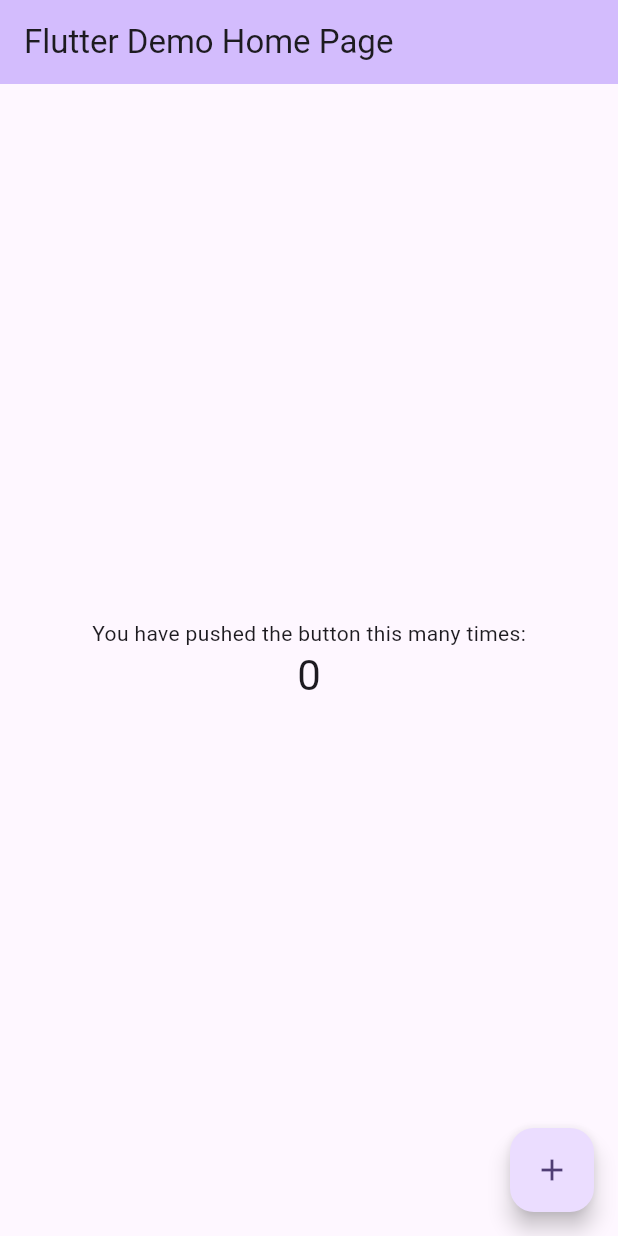
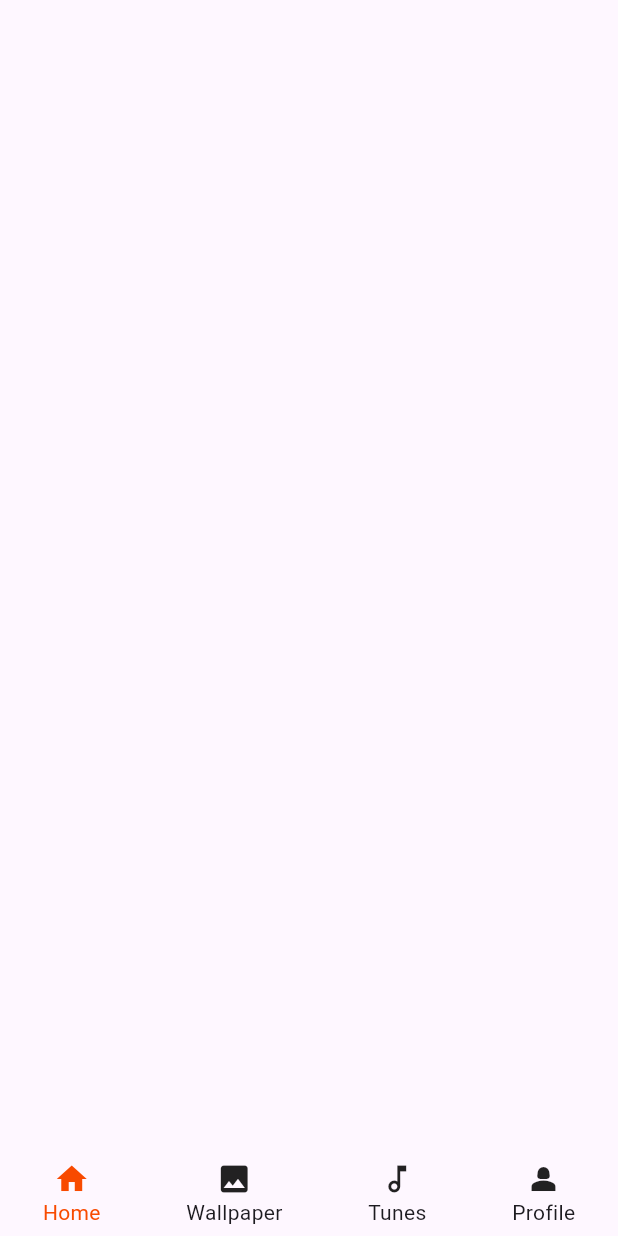
Before and after one commit to blevin04/car_hub, a Flutter app: the screen it shows after launch, on a phone screen of 412 x 824 dp. Run offline on Flutter 3.47's test engine with Material 3 defaults, Android fonts, the phone set to English and light mode, and no system bars.

Commit message:
ndo kuanza

```diff
--- /dev/null
+++ b/lib/homepage.dart
@@ -0,0 +1,15 @@
+import 'package:flutter/material.dart';
+
+class Homepage extends StatefulWidget {
+  const Homepage({super.key});
+
+  @override
+  State<Homepage> createState() => _HomepageState();
+}
+
+class _HomepageState extends State<Homepage> {
+  @override
+  Widget build(BuildContext context) {
+    return Container();
+  }
+}
--- a/lib/main.dart
+++ b/lib/main.dart
@@ -1,3 +1,4 @@
+import 'package:car_hub/mobile_layout.dart';
 import 'package:flutter/material.dart';
 
 void main() {
@@ -31,95 +32,95 @@ class MyApp extends StatelessWidget {
         colorScheme: ColorScheme.fromSeed(seedColor: Colors.deepPurple),
         useMaterial3: true,
       ),
-      home: const MyHomePage(title: 'Flutter Demo Home Page'),
+      home: const MobileLayout(),
     );
   }
 }
 
-class MyHomePage extends StatefulWidget {
-  const MyHomePage({super.key, required this.title});
+// class MyHomePage extends StatefulWidget {
+//   const MyHomePage({super.key, required this.title});
 
-  // This widget is the home page of your application. It is stateful, meaning
-  // that it has a State object (defined below) that contains fields that affect
-  // how it looks.
+//   // This widget is the home page of your application. It is stateful, meaning
+//   // that it has a State object (defined below) that contains fields that affect
+//   // how it looks.
 
-  // This class is the configuration for the state. It holds the values (in this
-  // case the title) provided by the parent (in this case the App widget) and
-  // used by the build method of the State. Fields in a Widget subclass are
-  // always marked "final".
+//   // This class is the configuration for the state. It holds the values (in this
+//   // case the title) provided by the parent (in this case the App widget) and
+//   // used by the build method of the State. Fields in a Widget subclass are
+//   // always marked "final".
 
-  final String title;
+//   final String title;
 
-  @override
-  State<MyHomePage> createState() => _MyHomePageState();
-}
+//   @override
+//   State<MyHomePage> createState() => _MyHomePageState();
+// }
 
-class _MyHomePageState extends State<MyHomePage> {
-  int _counter = 0;
+// class _MyHomePageState extends State<MyHomePage> {
+//   int _counter = 0;
 
-  void _incrementCounter() {
-    setState(() {
-      // This call to setState tells the Flutter framework that something has
-      // changed in this State, which causes it to rerun the build method below
-      // so that the display can reflect the updated values. If we changed
-      // _counter without calling setState(), then the build method would not be
-      // called again, and so nothing would appear to happen.
-      _counter++;
-    });
-  }
+//   void _incrementCounter() {
+//     setState(() {
+//       // This call to setState tells the Flutter framework that something has
+//       // changed in this State, which causes it to rerun the build method below
+//       // so that the display can reflect the updated values. If we changed
+//       // _counter without calling setState(), then the build method would not be
+//       // called again, and so nothing would appear to happen.
+//       _counter++;
+//     });
+//   }
 
-  @override
-  Widget build(BuildContext context) {
-    // This method is rerun every time setState is called, for instance as done
-    // by the _incrementCounter method above.
-    //
-    // The Flutter framework has been optimized to make rerunning build methods
-    // fast, so that you can just rebuild anything that needs updating rather
-    // than having to individually change instances of widgets.
-    return Scaffold(
-      appBar: AppBar(
-        // TRY THIS: Try changing the color here to a specific color (to
-        // Colors.amber, perhaps?) and trigger a hot reload to see the AppBar
-        // change color while the other colors stay the same.
-        backgroundColor: Theme.of(context).colorScheme.inversePrimary,
-        // Here we take the value from the MyHomePage object that was created by
-        // the App.build method, and use it to set our appbar title.
-        title: Text(widget.title),
-      ),
-      body: Center(
-        // Center is a layout widget. It takes a single child and positions it
-        // in the middle of the parent.
-        child: Column(
-          // Column is also a layout widget. It takes a list of children and
-          // arranges them vertically. By default, it sizes itself to fit its
-          // children horizontally, and tries to be as tall as its parent.
-          //
-          // Column has various properties to control how it sizes itself and
-          // how it positions its children. Here we use mainAxisAlignment to
-          // center the children vertically; the main axis here is the vertical
-          // axis because Columns are vertical (the cross axis would be
-          // horizontal).
-          //
-          // TRY THIS: Invoke "debug painting" (choose the "Toggle Debug Paint"
-          // action in the IDE, or press "p" in the console), to see the
-          // wireframe for each widget.
-          mainAxisAlignment: MainAxisAlignment.center,
-          children: <Widget>[
-            const Text(
-              'You have pushed the button this many times:',
-            ),
-            Text(
-              '$_counter',
-              style: Theme.of(context).textTheme.headlineMedium,
-            ),
-          ],
-        ),
-      ),
-      floatingActionButton: FloatingActionButton(
-        onPressed: _incrementCounter,
-        tooltip: 'Increment',
-        child: const Icon(Icons.add),
-      ), // This trailing comma makes auto-formatting nicer for build methods.
-    );
-  }
-}
+//   @override
+//   Widget build(BuildContext context) {
+//     // This method is rerun every time setState is called, for instance as done
+//     // by the _incrementCounter method above.
+//     //
+//     // The Flutter framework has been optimized to make rerunning build methods
+//     // fast, so that you can just rebuild anything that needs updating rather
+//     // than having to individually change instances of widgets.
+//     return Scaffold(
+//       appBar: AppBar(
+//         // TRY THIS: Try changing the color here to a specific color (to
+//         // Colors.amber, perhaps?) and trigger a hot reload to see the AppBar
+//         // change color while the other colors stay the same.
+//         backgroundColor: Theme.of(context).colorScheme.inversePrimary,
+//         // Here we take the value from the MyHomePage object that was created by
+//         // the App.build method, and use it to set our appbar title.
+//         title: Text(widget.title),
+//       ),
+//       body: Center(
+//         // Center is a layout widget. It takes a single child and positions it
+//         // in the middle of the parent.
+//         child: Column(
+//           // Column is also a layout widget. It takes a list of children and
+//           // arranges them vertically. By default, it sizes itself to fit its
+//           // children horizontally, and tries to be as tall as its parent.
+//           //
+//           // Column has various properties to control how it sizes itself and
+//           // how it positions its children. Here we use mainAxisAlignment to
+//           // center the children vertically; the main axis here is the vertical
+//           // axis because Columns are vertical (the cross axis would be
+//           // horizontal).
+//           //
+//           // TRY THIS: Invoke "debug painting" (choose the "Toggle Debug Paint"
+//           // action in the IDE, or press "p" in the console), to see the
+//           // wireframe for each widget.
+//           mainAxisAlignment: MainAxisAlignment.center,
+//           children: <Widget>[
+//             const Text(
+//               'You have pushed the button this many times:',
+//             ),
+//             Text(
+//               '$_counter',
+//               style: Theme.of(context).textTheme.headlineMedium,
+//             ),
+//           ],
+//         ),
+//       ),
+//       floatingActionButton: FloatingActionButton(
+//         onPressed: _incrementCounter,
+//         tooltip: 'Increment',
+//         child: const Icon(Icons.add),
+//       ), // This trailing comma makes auto-formatting nicer for build methods.
+//     );
+//   }
+// }
--- a/lib/mobile_layout.dart
+++ b/lib/mobile_layout.dart
@@ -1,15 +1,144 @@
+import 'package:car_hub/homepage.dart';
+import 'package:car_hub/profile_Page.dart';
+import 'package:car_hub/tunes.dart';
+import 'package:car_hub/wallpapers.dart';
 import 'package:flutter/material.dart';
 
-class MyHomePage extends StatefulWidget {
-  const MyHomePage({super.key});
+class MobileLayout extends StatefulWidget {
+  const MobileLayout({super.key});
 
   @override
-  State<MyHomePage> createState() => _MyHomePageState();
+  State<MobileLayout> createState() => _MobileLayoutState();
 }
-
-class _MyHomePageState extends State<MyHomePage> {
+List scale = [1.0,1.0,1.0,1.0];
+int currentPage = 0;
+class _MobileLayoutState extends State<MobileLayout> {
   @override
   Widget build(BuildContext context) {
-    return Container();
+
+    return Scaffold(
+      bottomNavigationBar: Container(
+        height: 50,
+      child: Row(
+        mainAxisAlignment: MainAxisAlignment.spaceAround,
+        children: [
+          InkWell(
+            splashColor: Colors.transparent,
+            highlightColor: Colors.transparent,
+            onTap: () {
+              scale[0] = 1.3;
+              currentPage = 0;
+              setState(() {
+
+              });
+            },
+            child: AnimatedScale(
+              scale: scale[0],
+              duration:const Duration(milliseconds: 200),
+              child: Column(
+                children: [
+                  Icon(Icons.home,color: currentPage==0?const Color.fromARGB(255, 248, 74, 0):null,),
+                  Text("Home",style: TextStyle(fontSize: 14,color: currentPage==0?const Color.fromARGB(255, 248, 74, 0):null),),
+                ]
+                ),
+              onEnd: (){
+                scale[0] = 1.0;
+                setState(() {
+
+                });
+              },
+              ),
+          ),
+        //  IconButton(onPressed: (){}, ),
+          InkWell(
+            splashColor: Colors.transparent,
+            highlightColor: Colors.transparent,
+            onTap: () {
+              scale[1] = 1.3;
+              currentPage = 1;
+              setState(() {
+
+              });
+            },
+            child: AnimatedScale(
+              scale: scale[1],
+              duration:const Duration(milliseconds: 200),
+              child: Column(
+                children: [
+                  Icon(Icons.image,color: currentPage==1?const Color.fromARGB(255, 248, 74, 0):null,),
+                  Text("Wallpaper",style: TextStyle(fontSize: 14,color: currentPage==1?const Color.fromARGB(255, 248, 74, 0):null),),
+                ]
+                ),
+              onEnd: (){
+                scale[1] = 1.0;
+                setState(() {
+
+                });
+              },
+              ),
+          ),
+          InkWell(
+            radius: 20,
+            splashColor: Colors.transparent,
+            highlightColor: Colors.transparent,
+            onTap: () {
+              currentPage = 2;
+              scale[2] = 1.3;
+              setState(() {
+
+              });
+            },
+            child: AnimatedScale(
+              scale: scale[2],
+              duration:const Duration(milliseconds: 200),
+              child: Column(
+                children: [
+                  Icon(Icons.music_note_outlined,color: currentPage==2?const Color.fromARGB(255, 248, 74, 0):null,),
+                  Text("Tunes",style: TextStyle(fontSize: 14,color: currentPage==2?const Color.fromARGB(255, 248, 74, 0):null),),
+                ]
+                ),
+              onEnd: (){
+                scale[2] = 1.0;
+                setState(() {
+
+                });
+              },
+              ),
+          ),
+          InkWell(
+            splashColor: Colors.transparent,
+            highlightColor: Colors.transparent,
+            onTap: () {
+              currentPage = 3;
+              scale[3] = 1.3;
+              setState(() {
+
+              });
+            },
+            child: AnimatedScale(
+              scale: scale[3],
+              duration:const Duration(milliseconds: 200),
+              child: Column(
+                children: [
+                  Icon(Icons.person_2,color: currentPage==3?const Color.fromARGB(255, 248, 74, 0):null,),
+                  Text("Profile",style: TextStyle(fontSize: 14,color: currentPage==3?const Color.fromARGB(255, 248, 74, 0):null),),
+                ]
+                ),
+              onEnd: (){
+                scale[3] = 1.0;
+                setState(() {
+
+                });
+              },
+              ),
+          ),
+        ],
+      ),
+      ),
+      body: currentPage == 0?
+     const Homepage():currentPage == 1?
+     const Wallpapers():currentPage == 2?
+     const Tunes():const ProfilePage()
+    );
   }
 }
--- /dev/null
+++ b/lib/tunes.dart
@@ -0,0 +1,15 @@
+import 'package:flutter/material.dart';
+
+class Tunes extends StatefulWidget {
+  const Tunes({super.key});
+
+  @override
+  State<Tunes> createState() => _TunesState();
+}
+
+class _TunesState extends State<Tunes> {
+  @override
+  Widget build(BuildContext context) {
+    return const Placeholder();
+  }
+}
```
Also changed, not shown: lib/profile_Page.dart (added, +38 -0 lines), lib/wallpapers.dart (added, +15 -0 lines).
